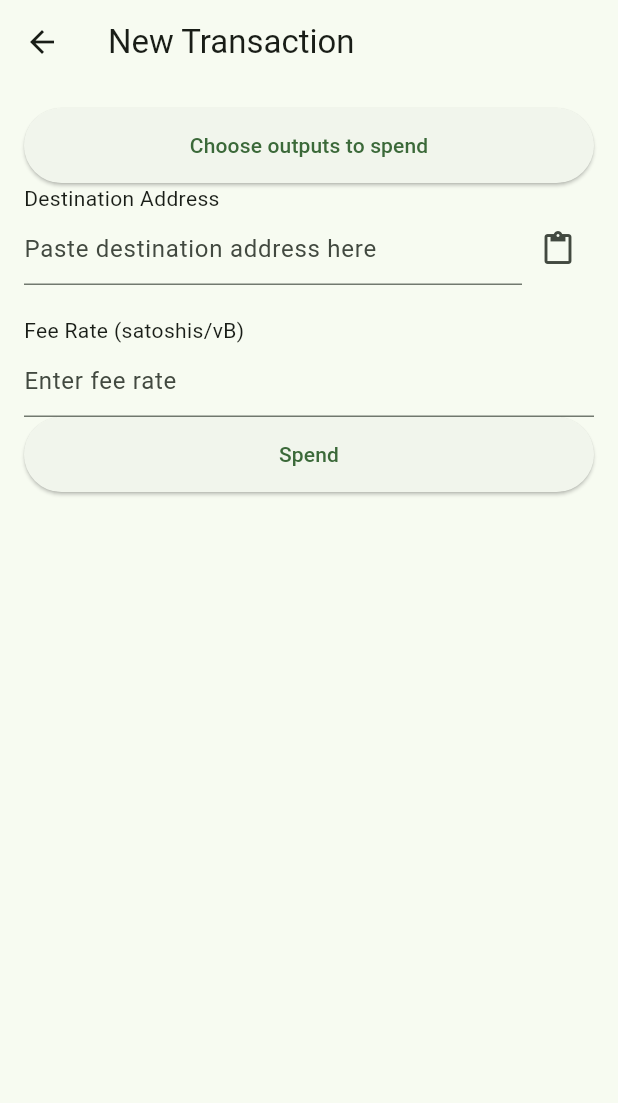
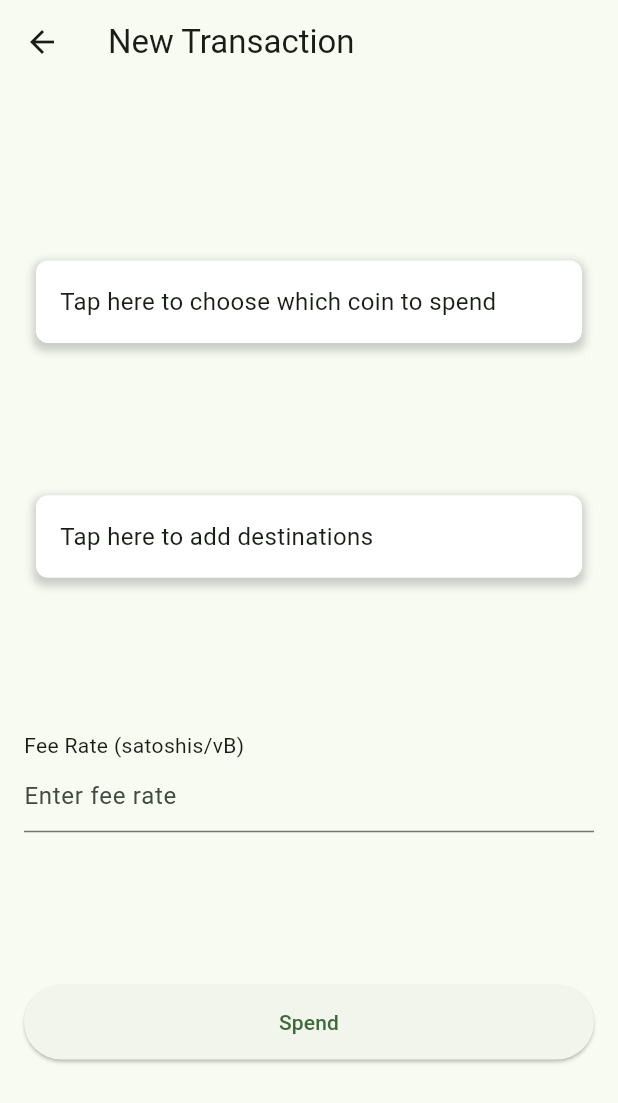
Before and after one commit to cygnet3/danawallet, a Flutter app: the SpendScreen screen opened directly, after a tap on "Spend", on a phone screen of 412 x 824 dp. Shown: the top 1103 px of the screen. Run offline on Flutter 3.47's test engine with Material 3 defaults, Android fonts, the phone set to English and light mode, and no system bars; our stand-ins replace barcode_widget; missing offline and left inert: dart:ffi.

Commit message:
Implement spending

```diff
--- a/lib/spend.dart
+++ b/lib/spend.dart
@@ -4,8 +4,8 @@ import 'dart:convert';
 import 'package:donationwallet/ffi.dart';
 import 'package:donationwallet/main.dart';
 import 'package:donationwallet/outputs.dart';
+import 'package:donationwallet/destination.dart';
 import 'package:flutter/material.dart';
-import 'package:flutter/services.dart';
 import 'package:provider/provider.dart';
 
 class TxDestination {
@@ -36,19 +36,74 @@ class SpendingRequest {
       };
 }
 
+class SummaryWidget extends StatelessWidget {
+  final String displayText;
+  final VoidCallback? onTap;
+
+  const SummaryWidget(
+      {Key? key, required this.displayText, required this.onTap})
+      : super(key: key);
+
+  @override
+  Widget build(BuildContext context) {
+    return InkWell(
+        onTap: onTap,
+        child: Container(
+          width: double.infinity,
+          padding: const EdgeInsets.all(16.0),
+          margin: const EdgeInsets.symmetric(horizontal: 8.0),
+          decoration: BoxDecoration(
+            color: Colors.white,
+            borderRadius: BorderRadius.circular(8.0),
+            boxShadow: [
+              BoxShadow(
+                color: Colors.grey.withOpacity(0.5),
+                spreadRadius: 2,
+                blurRadius: 4,
+                offset: const Offset(0, 3),
+              ),
+            ],
+          ),
+          child: Column(
+            crossAxisAlignment: CrossAxisAlignment.start,
+            children: [
+              Text(displayText, style: const TextStyle(fontSize: 16)),
+            ],
+          ),
+        ));
+  }
+}
+
 class SpendScreen extends StatelessWidget {
   const SpendScreen({super.key});
 
-  Future<String> _spend(List<OwnedOutput> spentOutputs, List<String> addresses,
+  Future<String> _spend(
+      String path,
+      String label,
+      List<OwnedOutput> spentOutputs,
+      List<Recipient> recipients,
       int feeRate) async {
-    UnimplementedError;
-    return "";
+    String psbt =
+        await api.createNewPsbt(inputs: spentOutputs, recipients: recipients);
+    print(psbt);
+    print(recipients[0].address);
+    String fee = await api.addFeeForFeeRate(
+        psbt: psbt, feeRate: feeRate, payer: recipients[0].address);
+    print(fee);
+    String filled =
+        await api.fillSpOutputs(path: path, label: label, psbt: fee);
+    String signed = await api.signPsbt(
+        path: path, label: label, psbt: filled, finalize: true);
+    return signed;
   }
 
   @override
   Widget build(BuildContext context) {
-    final TextEditingController addressController = TextEditingController();
     final TextEditingController feeRateController = TextEditingController();
+
+    final walletState = Provider.of<WalletState>(context);
+    final selectedOutputs = walletState.selectedOutputs;
+    final recipients = walletState.recipients;
 
     return Scaffold(
       appBar: AppBar(
@@ -59,42 +114,29 @@ class SpendScreen extends StatelessWidget {
         child: Column(
           crossAxisAlignment: CrossAxisAlignment.start,
           children: [
-            ElevatedButton(
-              onPressed: () {
-                // Navigate to the new screen
-                Navigator.of(context).push(
-                  MaterialPageRoute(
-                      builder: (context) => const OutputsScreen()),
-                );
-              },
-              style: ElevatedButton.styleFrom(
-                minimumSize: const Size(double.infinity, 50),
-              ),
-              child: const Text('Choose outputs to spend'),
-            ),
-            const Text('Destination Address'),
-            Row(
-              children: [
-                Expanded(
-                  child: TextField(
-                    controller: addressController,
-                    readOnly: true, // Makes the field read-only
-                    decoration: const InputDecoration(
-                      hintText: 'Paste destination address here',
-                    ),
-                  ),
-                ),
-                IconButton(
-                  icon: const Icon(Icons.paste),
-                  onPressed: () async {
-                    ClipboardData? data =
-                        await Clipboard.getData(Clipboard.kTextPlain);
-                    addressController.text = data?.text ?? '';
-                  },
-                ),
-              ],
-            ),
-            const SizedBox(height: 20),
+            const Spacer(),
+            SummaryWidget(
+                displayText: selectedOutputs.isEmpty
+                    ? "Tap here to choose which coin to spend"
+                    : "Spending ${selectedOutputs.length} output(s) for a total of ${walletState.outputSelectionTotalAmt()} sats available",
+                onTap: () {
+                  Navigator.of(context).push(
+                    MaterialPageRoute(
+                        builder: (context) => const OutputsScreen()),
+                  );
+                }),
+            const Spacer(),
+            SummaryWidget(
+                displayText: recipients.isEmpty
+                    ? "Tap here to add destinations"
+                    : "Sending to ${recipients.length} output(s) for a total of ${walletState.recipientTotalAmt()} sats",
+                onTap: () {
+                  Navigator.of(context).push(
+                    MaterialPageRoute(
+                        builder: (context) => const DestinationScreen()),
+                  );
+                }),
+            const Spacer(),
             const Text('Fee Rate (satoshis/vB)'),
             TextField(
               controller: feeRateController,
@@ -104,24 +146,34 @@ class SpendScreen extends StatelessWidget {
                 hintText: 'Enter fee rate',
               ),
             ),
+            const Spacer(),
             ElevatedButton(
               onPressed: () async {
-                final String address = addressController.text;
                 final int? fees = int.tryParse(feeRateController.text);
                 if (fees == null) {
-                  throw Exception("Invalid fees");
+                  throw Exception("No fees input");
                 }
-                List<String> addresses = List.filled(1, address);
-                final walletState = Provider.of<WalletState>(context);
-                final tx =
-                    await _spend(walletState.selectedOutputs, addresses, fees);
-                print("$tx");
+                final walletState =
+                    Provider.of<WalletState>(context, listen: false);
+                print(walletState.recipients);
+                try {
+                  final tx = await _spend(
+                      walletState.dir.path,
+                      walletState.label,
+                      walletState.selectedOutputs,
+                      walletState.recipients,
+                      fees);
+                  print("$tx");
+                } catch (e) {
+                  rethrow;
+                }
               },
               style: ElevatedButton.styleFrom(
                 minimumSize: const Size(double.infinity, 50),
               ),
               child: const Text('Spend'),
             ),
+            const Spacer()
           ],
         ),
       ),
```
Also changed, not shown: lib/destination.dart (added, +137 -0 lines), lib/outputs.dart (+1 -8 lines).
